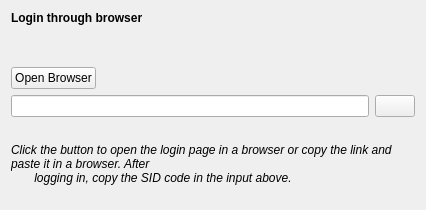
Old version of the form rare/ui/components/dialogs/login/browser_login.ui in the repository RareDevs/Rare.
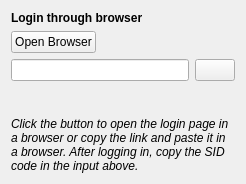
New version of the form.

Commit message:
Use SlidingStackedWidget for the login dialog.
Also fixes the login window missing dialog type hints for the window manager.

What changed in the file:
```diff
--- a/rare/ui/components/dialogs/login/browser_login.ui
+++ b/rare/ui/components/dialogs/login/browser_login.ui
@@ -6,16 +6,19 @@
    <rect>
     <x>0</x>
     <y>0</y>
-    <width>426</width>
-    <height>210</height>
+    <width>246</width>
+    <height>184</height>
    </rect>
   </property>
   <property name="windowTitle">
    <string notr="true">BrowserLogin</string>
   </property>
   <layout class="QGridLayout" name="browser_layout">
-   <item row="2" column="0" colspan="3">
-    <layout class="QHBoxLayout" name="horizontalLayout">
+   <property name="sizeConstraint">
+    <enum>QLayout::SetDefaultConstraint</enum>
+   </property>
+   <item row="2" column="0" colspan="2">
+    <layout class="QHBoxLayout" name="link_layout">
      <item>
       <widget class="QLineEdit" name="link_text">
        <property name="text">
@@ -34,12 +37,6 @@
      </item>
      <item>
       <widget class="QPushButton" name="copy_button">
-       <property name="sizePolicy">
-        <sizepolicy hsizetype="Maximum" vsizetype="Maximum">
-         <horstretch>0</horstretch>
-         <verstretch>0</verstretch>
-        </sizepolicy>
-       </property>
        <property name="text">
         <string/>
        </property>
@@ -47,6 +44,19 @@
      </item>
     </layout>
    </item>
+   <item row="4" column="0" colspan="2">
+    <spacer name="vspacer">
+     <property name="orientation">
+      <enum>Qt::Vertical</enum>
+     </property>
+     <property name="sizeHint" stdset="0">
+      <size>
+       <width>0</width>
+       <height>0</height>
+      </size>
+     </property>
+    </spacer>
+   </item>
    <item row="1" column="0">
     <widget class="QPushButton" name="open_button">
      <property name="sizePolicy">
@@ -60,24 +70,10 @@
      </property>
     </widget>
    </item>
-   <item row="4" column="0" colspan="3">
-    <widget class="QLabel" name="info_label">
-     <property name="font">
-      <font>
-       <italic>true</italic>
-      </font>
-     </property>
-     <property name="text">
-      <string>Click the button to open the login page in a browser or copy the link and paste it in a browser. After
-       logging in, copy the SID code in the input above.
-      </string>
-     </property>
-     <property name="wordWrap">
-      <bool>true</bool>
-     </property>
-    </widget>
+   <item row="1" column="1">
+    <layout class="QHBoxLayout" name="sid_layout"/>
    </item>
-   <item row="0" column="0" colspan="3" alignment="Qt::AlignTop">
+   <item row="0" column="0" colspan="2">
     <widget class="QLabel" name="title_label">
      <property name="font">
       <font>
@@ -90,14 +86,23 @@
      </property>
     </widget>
    </item>
-   <item row="3" column="0" colspan="3">
+   <item row="5" column="0" colspan="2">
+    <widget class="QLabel" name="info_label">
+     <property name="font">
+      <font>
+       <italic>true</italic>
+      </font>
+     </property>
+     <property name="text">
+      <string>Click the button to open the login page in a browser or copy the link and paste it in a browser. After logging in, copy the SID code in the input above.</string>
+     </property>
+     <property name="wordWrap">
+      <bool>true</bool>
+     </property>
+    </widget>
+   </item>
+   <item row="3" column="0" colspan="2">
     <widget class="QLabel" name="status_label">
-     <property name="sizePolicy">
-      <sizepolicy hsizetype="Preferred" vsizetype="Maximum">
-       <horstretch>0</horstretch>
-       <verstretch>0</verstretch>
-      </sizepolicy>
-     </property>
      <property name="text">
       <string notr="true"/>
      </property>
@@ -106,9 +111,6 @@
      </property>
     </widget>
    </item>
-   <item row="1" column="1" colspan="2">
-    <layout class="QHBoxLayout" name="sid_layout"/>
-   </item>
   </layout>
  </widget>
  <resources/>
```
Left out of the diff: 2 changed lines with no effect on the pictures. The commit also changes 11 other files.
